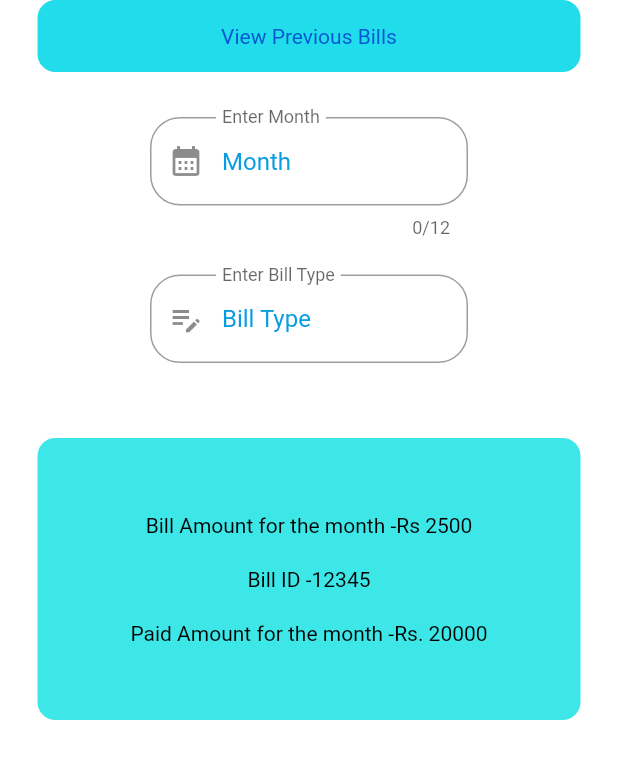
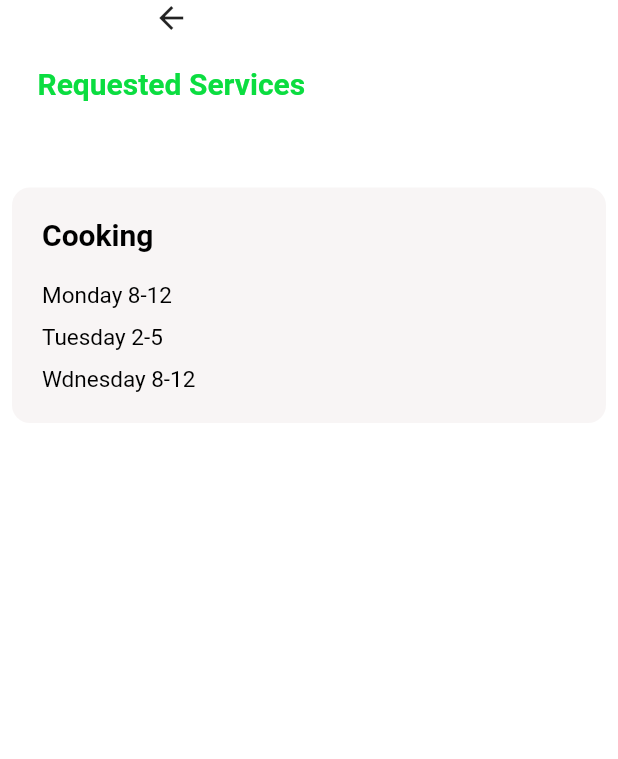
Before and after one commit to Kasunm12/Apartment-service-solution, a Flutter app: the screen it shows after launch, on a phone screen of 412 x 824 dp. Shown: the top 759 px of the screen. Run offline on Flutter 3.47's test engine with Material 2 defaults, Android fonts, the phone set to English and light mode, and no system bars; our stand-ins replace convex_bottom_bar, flutter_spinkit, get.

```diff
--- a/lib/main.dart
+++ b/lib/main.dart
@@ -1,3 +1,4 @@
+import 'package:apartment_service_solution/screens/addedservices.dart';
 import 'package:apartment_service_solution/screens/login.dart';
 import 'package:apartment_service_solution/screens/previousutilitybills.dart';
 import 'package:apartment_service_solution/screens/splashscreen.dart';
@@ -19,7 +20,7 @@ class MyApp extends StatelessWidget {
       theme: ThemeData(
         primarySwatch: Colors.blue,
       ),
-      home: PreviousUtilityBills(),
+      home: AddedServices(),
     );
   }
 }
--- /dev/null
+++ b/lib/screens/addedservices.dart
@@ -0,0 +1,121 @@
+import 'package:flutter/material.dart';
+
+class AddedServices extends StatefulWidget {
+  const AddedServices({ Key? key }) : super(key: key);
+
+  @override
+  State<AddedServices> createState() => _AddedServicesState();
+}
+
+class _AddedServicesState extends State<AddedServices> {
+  @override
+  Widget build(BuildContext context) {
+    return Scaffold(
+
+      backgroundColor: Colors.white,
+      body: Column(
+
+        children: [
+          // icon:Icon(
+                  //   Icons.calendar_month,
+                  //   color:Colors.green,
+                  //   size: 20,
+                  // )
+          Padding(
+            padding: const EdgeInsets.symmetric(horizontal: 25.0),
+
+            child: Row(
+            mainAxisAlignment:MainAxisAlignment.start,
+            children: [
+
+              Column(
+                //crossAxisAlignment: CrossAxisAlignment.start,
+                mainAxisAlignment:MainAxisAlignment.start,
+                  children: [
+                     Icon(Icons.arrow_back),
+
+                     SizedBox(height: 20),
+                Text(
+                  "Requested Services",
+
+                  style: TextStyle(
+                    fontSize: 20,
+                    color: Color.fromARGB(255, 11, 221, 64),
+                    fontWeight: FontWeight.bold
+                    ),
+                  ),
+
+
+              ],
+              )
+            ],
+            ),
+          ),
+
+          SizedBox(height: 50),
+
+          Padding(
+            padding: const EdgeInsets.all(8.0),
+            child: Container(
+              padding: EdgeInsets.all(20),
+              decoration: BoxDecoration(
+                color: Color.fromARGB(255, 248, 245, 245),
+                borderRadius: BorderRadius.circular(12)),
+              child:Row(
+                children:[
+
+                  Expanded(
+                    child: Column(
+                      crossAxisAlignment: CrossAxisAlignment.start,
+
+                      children: [
+                        Text(
+                          "Cooking",
+                          style: TextStyle(
+                        fontSize: 20,
+                        color: Colors.black,
+                        fontWeight: FontWeight.bold
+                        ),
+                          ),
+
+                          SizedBox(height: 20),
+
+                          Text(
+                              "Monday 8-12",
+                              style: TextStyle(
+                              fontSize: 15,
+                              color: Colors.black,
+                        ),
+                          ),
+                          SizedBox(height: 10),
+                          Text(
+                              "Tuesday 2-5",
+                              style: TextStyle(
+                              fontSize: 15,
+                              color: Colors.black,
+                        ),
+                          ),
+
+                           SizedBox(height: 10),
+                          Text(
+                              "Wdnesday 8-12",
+                              style: TextStyle(
+                              fontSize: 15,
+                              color: Colors.black,
+                        ),
+                          ),
+                      ],
+                    ),
+                  )
+
+                ],
+              ),
+            ),
+          ),
+        ],
+      ),
+
+
+    );
+  }
+}
```
